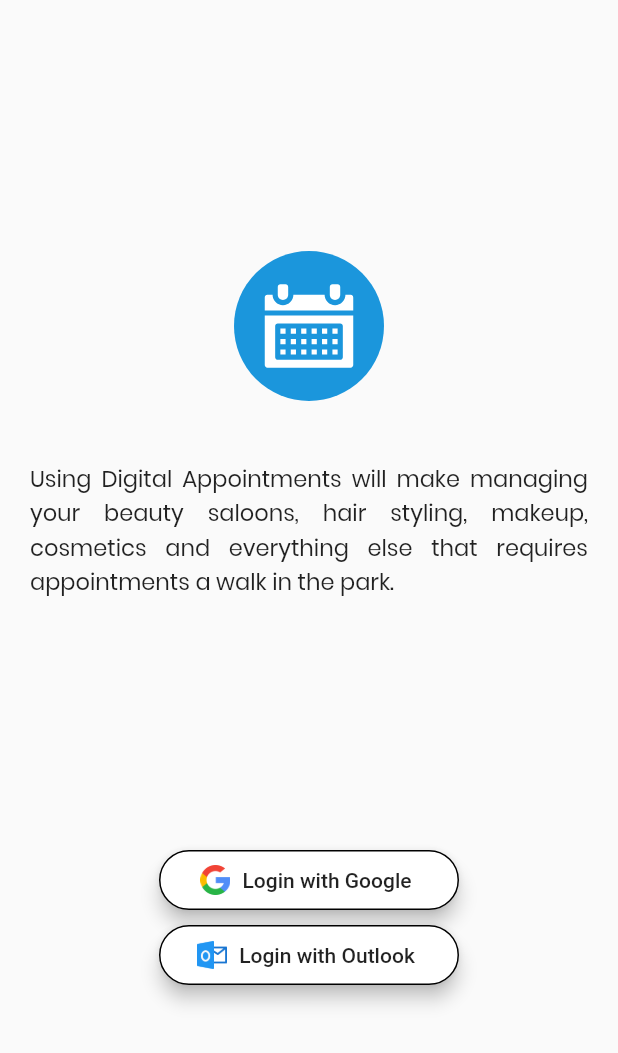
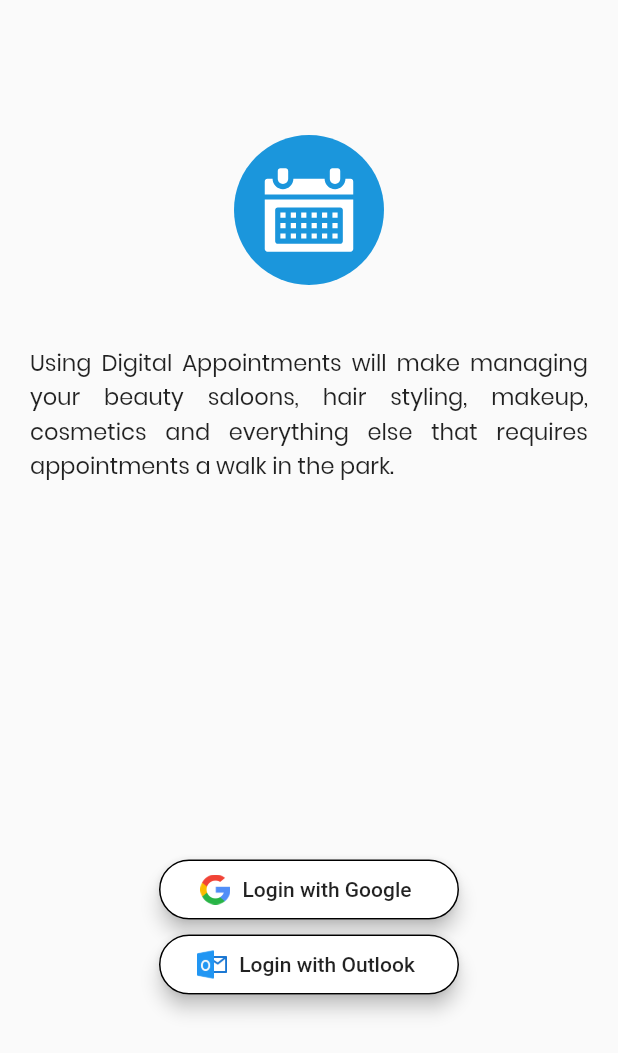
Before and after one commit to chiragSensussoft/appointment, a Flutter app: the screen it shows after launch, on a phone screen of 412 x 824 dp. Shown: the top 1053 px of the screen. Run offline on Flutter 3.47's test engine with Material 2 defaults, Android fonts, the phone set to English and light mode, and no system bars; our stand-ins replace firebase_auth, flutter_svg, google_sign_in, sqflite; accounts and stored records are empty.

Commit message:
chirag commit(1-18-21) refactor files in values

```diff
--- a/lib/login/Login.dart
+++ b/lib/login/Login.dart
@@ -26,19 +26,21 @@ class _LoginState extends State<Login> with SingleTickerProviderStateMixin{
   Widget build(BuildContext context) {
     return Scaffold(
         body: Container(
-          margin: const EdgeInsets.only(left: Dimen.dp_20,right: Dimen.dp_20),
+          margin: EdgeInsets.only(left: Dimen().dp_20,right: Dimen().dp_20),
             child: Column(
               mainAxisAlignment: MainAxisAlignment.spaceEvenly,
               crossAxisAlignment: CrossAxisAlignment.center,
               children: [
-                Column(
+                Expanded(
+                  flex: 1,
+                  child:Column(
+                      mainAxisAlignment: MainAxisAlignment.center,
                       children: [
                         Center(
                           child: Container(
                             child: SvgPicture.asset('images/appointment.svg',height: 100,width: 100,),
                           ),
                         ),
-
                         Container(
                           margin: const EdgeInsets.only(top: 40),
                           child: Text(
@@ -48,8 +50,12 @@ class _LoginState extends State<Login> with SingleTickerProviderStateMixin{
                         ),
                       ],
                     ),
+                ),
 
-                Column(
+                Expanded(
+                  flex: 1,
+                  child: Column(
+                    mainAxisAlignment: MainAxisAlignment.center,
                     children: [
                       Center(
                         child: Container(
@@ -67,6 +73,7 @@ class _LoginState extends State<Login> with SingleTickerProviderStateMixin{
                          icon: Image.asset('images/outlook.png',height: 20,width: 20,),),
                      )
                     ],
+                  ),
                 )
               ],
             ),
--- a/lib/utils/values/Dimen.dart
+++ b/lib/utils/values/Dimen.dart
@@ -1,3 +1,3 @@
 class Dimen{
-  static const double dp_20 = 20.00;
+  double dp_20 = 20.00;
 }
```
Lines whose indentation alone changed are shown as unchanged.
